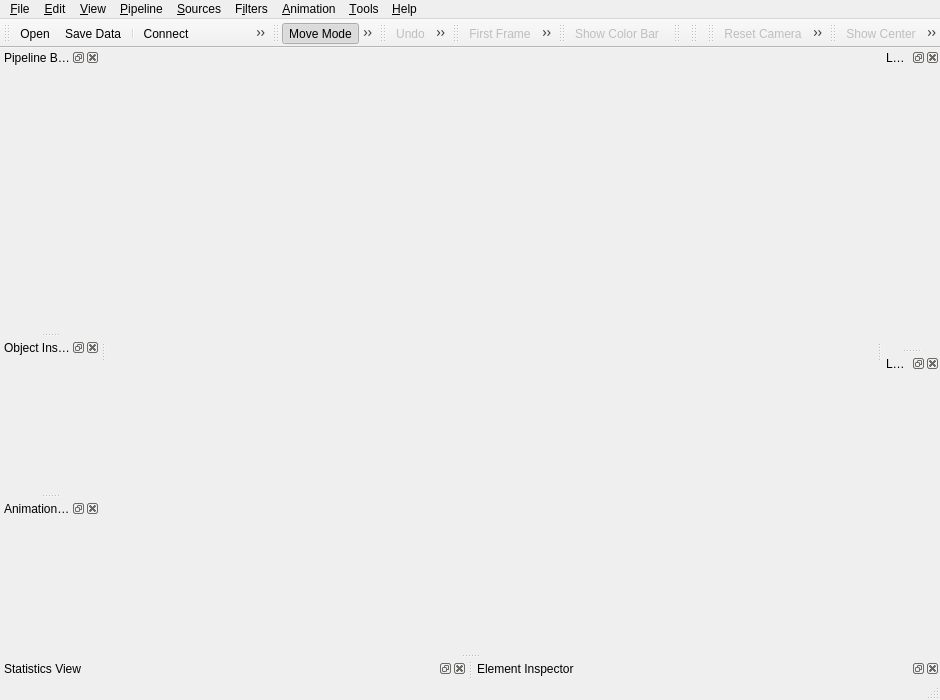
Old version of the form Applications/Client/MainWindow.ui in the repository wildmichael/ParaView3-enhancements-old.
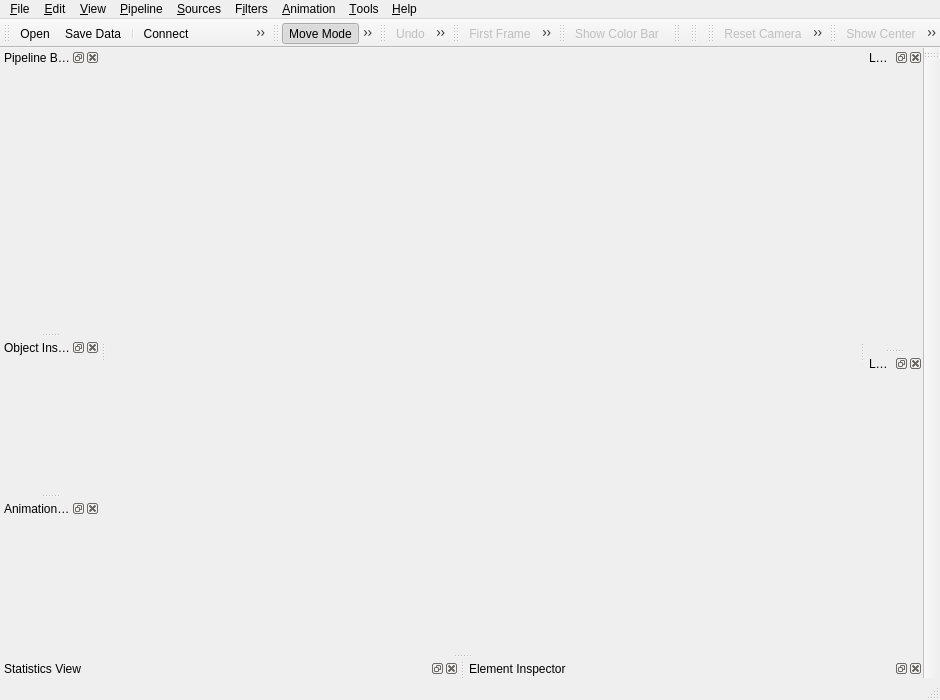
New version of the form. Icons and pictures are not drawn. Custom widgets are drawn as their Qt base class.

Commit message: ENH: add lookmark toolbar; fix for bug #4472; rework lookmark class structure with a more low-level lookmark manager model that other models can be build on top of

```diff
--- a/Applications/Client/MainWindow.ui
+++ b/Applications/Client/MainWindow.ui
@@ -332,6 +332,23 @@
     <number>4</number>
    </attribute>
   </widget>
+  <widget class="pqLookmarkToolbar" native="1" name="lookmarkToolbar" >
+   <property name="windowTitle" >
+    <string>Lookmark Toolbar</string>
+   </property>
+   <property name="orientation" >
+    <enum>Qt::Vertical</enum>
+   </property>
+   <property name="iconSize" >
+    <size>
+     <width>48</width>
+     <height>48</height>
+    </size>
+   </property>
+   <attribute name="toolBarArea" >
+    <number>2</number>
+   </attribute>
+  </widget>
   <widget class="QToolBar" name="cameraToolbar" >
    <property name="windowTitle" >
     <string>Camera Controls</string>
@@ -1064,4 +1081,12 @@
   <include location="../../Qt/Components/Resources/pqComponents.qrc" />
  </resources>
  <connections/>
+ <customwidgets>
+  <customwidget>
+   <class>pqLookmarkToolbar</class>
+   <extends>QToolBar</extends>
+   <header>pqLookmarkToolbar.h</header>
+   <container>1</container>
+  </customwidget>
+ </customwidgets>
 </ui>
```
The commit also changes 20 other files.
